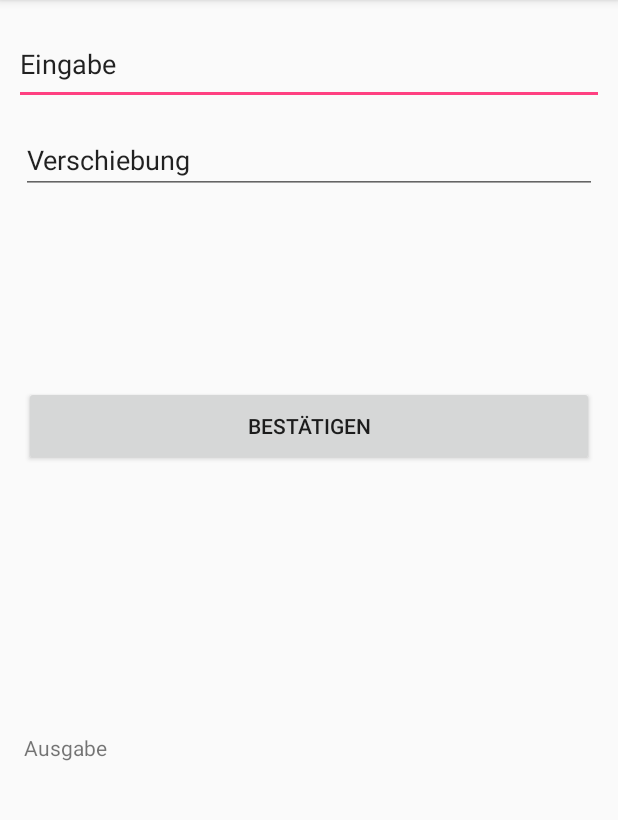
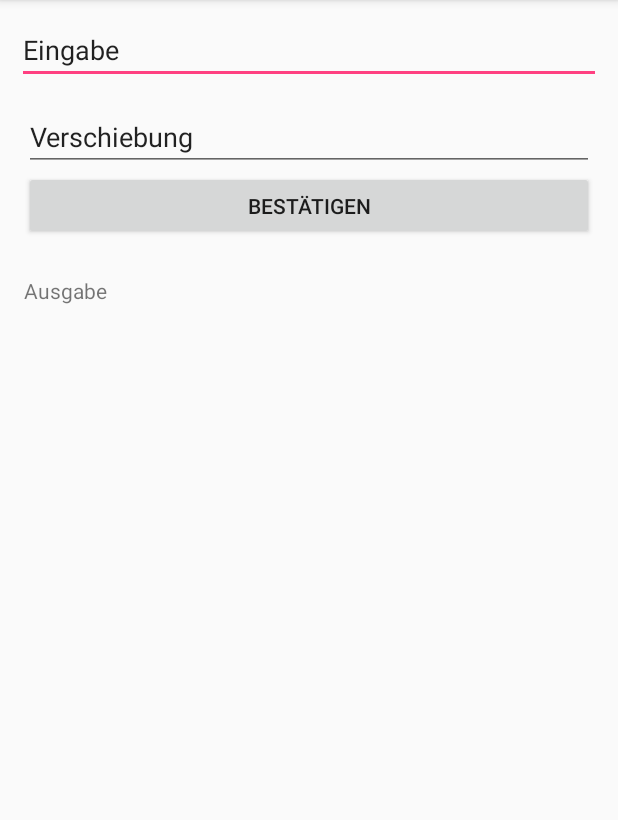
Before and after one commit to WhyDoJavaProgrammersNeedGlasses/AppForErg, an Android app: the CaesarNormal screen opened directly, with no data from a screen before it, on a phone screen of 412 x 824 dp, the part 84-904 px from its top. Run offline under Robolectric (Android 15) with nearby library versions, the phone set to English and light mode, and no system bars.

Commit message:
Added some fixes

```diff
--- a/app/build.gradle
+++ b/app/build.gradle
@@ -6,7 +6,7 @@ android {
         applicationId "com.lukas_muenzel.appforerg"
         minSdkVersion 16
         targetSdkVersion 26
-        versionCode 1
+        versionCode 5
         versionName "1.0"
         testInstrumentationRunner "android.support.test.runner.AndroidJUnitRunner"
     }
--- a/app/src/main/AndroidManifest.xml
+++ b/app/src/main/AndroidManifest.xml
@@ -1,7 +1,6 @@
 <?xml version="1.0" encoding="utf-8" ?>
 <manifest xmlns:android="http://schemas.android.com/apk/res/android"
-    package="com.lukas_muenzel.appforerg" android:versionCode="11"
-    android:versionName="1.1">
+    package="com.lukas_muenzel.appforerg">
 
     <application
         android:allowBackup="true"
--- a/app/src/main/java/com/lukas_muenzel/appforerg/CaesarAutomatic.java
+++ b/app/src/main/java/com/lukas_muenzel/appforerg/CaesarAutomatic.java
@@ -7,6 +7,7 @@ import android.view.View;
 import android.widget.Button;
 import android.widget.EditText;
 import android.widget.TextView;
+import android.content.pm.ActivityInfo;
 
 public class CaesarAutomatic extends AppCompatActivity {
     static Lenguage german = new Lenguage(new double[]{5.58,
@@ -16,6 +17,8 @@ public class CaesarAutomatic extends AppCompatActivity {
     protected void onCreate(Bundle savedInstanceState) {
         super.onCreate(savedInstanceState);
         setContentView(R.layout.activity_caesar_automatic);
+
+        setRequestedOrientation(ActivityInfo.SCREEN_ORIENTATION_PORTRAIT);
 
         final Button acceptButton = (Button) findViewById(R.id.acceptAuto);
 
--- a/app/src/main/java/com/lukas_muenzel/appforerg/CaesarNormal.java
+++ b/app/src/main/java/com/lukas_muenzel/appforerg/CaesarNormal.java
@@ -11,6 +11,7 @@ import android.view.View;
 import android.widget.Button;
 import android.widget.TextView;
 import android.widget.EditText;
+import android.content.pm.ActivityInfo;
 
 public class CaesarNormal extends AppCompatActivity {
 
@@ -21,6 +22,7 @@ public class CaesarNormal extends AppCompatActivity {
         super.onCreate(savedInstanceState);
         setContentView(R.layout.activity_caesar_normal);
 
+        setRequestedOrientation(ActivityInfo.SCREEN_ORIENTATION_PORTRAIT);
 
         final Button acceptButton = (Button) findViewById(R.id.acceptNormal);
 
--- a/app/src/main/java/com/lukas_muenzel/appforerg/MainActivity.java
+++ b/app/src/main/java/com/lukas_muenzel/appforerg/MainActivity.java
@@ -6,6 +6,7 @@ import android.view.View;
 import android.widget.Button;
 import android.net.Uri;
 import android.content.Intent;
+import android.content.pm.ActivityInfo;
 
 public class MainActivity extends AppCompatActivity {
 
@@ -17,6 +18,7 @@ public class MainActivity extends AppCompatActivity {
         super.onCreate(savedInstanceState);
         setContentView(R.layout.activity_main);
 
+        setRequestedOrientation(ActivityInfo.SCREEN_ORIENTATION_PORTRAIT);
 
         final Button CaesarNormalButton = (Button) this.findViewById(R.id.CaesarNormal);
         final Button CaesarNormalInfoButton = (Button) this.findViewById(R.id.CaesarNormalInfo);
--- a/app/src/main/res/layout/activity_caesar_normal.xml
+++ b/app/src/main/res/layout/activity_caesar_normal.xml
@@ -4,85 +4,80 @@
     xmlns:tools="http://schemas.android.com/tools"
     android:layout_width="match_parent"
     android:layout_height="match_parent"
-    tools:context="com.lukas_muenzel.appforerg.CaesarNormal">
+    tools:context="com.lukas_muenzel.appforerg.CaesarNormal"
+    tools:layout_editor_absoluteY="81dp">
 
     <EditText
         android:id="@+id/inputNormal"
         android:layout_width="0dp"
-        android:layout_height="0dp"
+        android:layout_height="40dp"
+        android:layout_marginBottom="16dp"
+        android:layout_marginEnd="11dp"
+        android:layout_marginStart="11dp"
+        android:layout_marginTop="16dp"
         android:ems="10"
         android:inputType="textPersonName"
         android:text="Eingabe"
-        android:layout_marginStart="9dp"
-        tools:layout_constraintTop_creator="1"
+        app:layout_constraintBottom_toTopOf="@+id/displacementNormal"
+        app:layout_constraintEnd_toEndOf="parent"
+        app:layout_constraintStart_toStartOf="parent"
+        app:layout_constraintTop_toTopOf="parent"
+        tools:layout_constraintBottom_creator="1"
+        tools:layout_constraintLeft_creator="1"
         tools:layout_constraintRight_creator="1"
-        tools:layout_constraintBottom_creator="1"
-        app:layout_constraintBottom_toTopOf="@+id/displacementNormal"
-        android:layout_marginEnd="9dp"
-        app:layout_constraintRight_toRightOf="parent"
-        android:layout_marginTop="16dp"
-        tools:layout_constraintLeft_creator="1"
-        android:layout_marginBottom="16dp"
-        app:layout_constraintLeft_toLeftOf="parent"
-        app:layout_constraintTop_toTopOf="parent"
-        android:layout_marginLeft="9dp"
-        android:layout_marginRight="9dp" />
+        tools:layout_constraintTop_creator="1" />
 
     <Button
         android:id="@+id/acceptNormal"
         android:layout_width="0dp"
-        android:layout_height="53dp"
+        android:layout_height="46dp"
+        android:layout_marginBottom="24dp"
+        android:layout_marginEnd="16dp"
         android:layout_marginStart="16dp"
         android:text="Bestätigen"
-        tools:layout_constraintTop_creator="1"
+        app:layout_constraintBottom_toTopOf="@+id/outputNormal"
+        app:layout_constraintEnd_toEndOf="parent"
+        app:layout_constraintStart_toStartOf="parent"
+        app:layout_constraintTop_toBottomOf="@+id/displacementNormal"
+        tools:layout_constraintBottom_creator="1"
+        tools:layout_constraintLeft_creator="1"
         tools:layout_constraintRight_creator="1"
-        tools:layout_constraintBottom_creator="1"
-        app:layout_constraintBottom_toTopOf="@+id/outputNormal"
-        android:layout_marginEnd="16dp"
-        app:layout_constraintRight_toRightOf="parent"
-        android:layout_marginTop="43dp"
-        tools:layout_constraintLeft_creator="1"
-        android:layout_marginBottom="50dp"
-        app:layout_constraintLeft_toLeftOf="parent"
-        app:layout_constraintTop_toTopOf="@+id/displacementNormal"
-        android:layout_marginLeft="16dp"
-        android:layout_marginRight="16dp" />
+        tools:layout_constraintTop_creator="1" />
 
     <TextView
         android:id="@+id/outputNormal"
-        android:layout_width="0dp"
-        android:layout_height="219dp"
+        android:layout_width="377dp"
+        android:layout_height="0dp"
+        android:layout_marginBottom="96dp"
+        android:layout_marginEnd="16dp"
+        android:layout_marginStart="16dp"
         android:text="Ausgabe"
         android:visibility="visible"
-        tools:layout_constraintRight_creator="1"
+        app:layout_constraintBottom_toBottomOf="parent"
+        app:layout_constraintEnd_toEndOf="parent"
+        app:layout_constraintHorizontal_bias="0.0"
+        app:layout_constraintStart_toStartOf="parent"
+        app:layout_constraintTop_toBottomOf="@+id/acceptNormal"
         tools:layout_constraintBottom_creator="1"
-        android:layout_marginStart="16dp"
-        app:layout_constraintBottom_toBottomOf="parent"
-        android:layout_marginEnd="16dp"
-        app:layout_constraintRight_toRightOf="parent"
         tools:layout_constraintLeft_creator="1"
-        android:layout_marginBottom="60dp"
-        app:layout_constraintLeft_toLeftOf="parent"
-        android:layout_marginLeft="16dp"
-        android:layout_marginRight="16dp" />
+        tools:layout_constraintRight_creator="1" />
 
     <EditText
         android:id="@+id/displacementNormal"
-        android:layout_width="0dp"
-        android:layout_height="43dp"
+        android:layout_width="380dp"
+        android:layout_height="42dp"
+        android:layout_marginEnd="26dp"
+        android:layout_marginStart="26dp"
         android:ems="10"
         android:inputType="number"
         android:text="Verschiebung"
-        tools:layout_constraintTop_creator="1"
+        app:layout_constraintBottom_toTopOf="@+id/acceptNormal"
+        app:layout_constraintEnd_toEndOf="parent"
+        app:layout_constraintHorizontal_bias="0.523"
+        app:layout_constraintStart_toStartOf="parent"
+        app:layout_constraintTop_toBottomOf="@+id/inputNormal"
+        tools:layout_constraintLeft_creator="1"
         tools:layout_constraintRight_creator="1"
-        android:layout_marginStart="14dp"
-        android:layout_marginEnd="14dp"
-        app:layout_constraintRight_toRightOf="parent"
-        android:layout_marginTop="86dp"
-        tools:layout_constraintLeft_creator="1"
-        app:layout_constraintLeft_toLeftOf="parent"
-        app:layout_constraintTop_toTopOf="parent"
-        android:layout_marginLeft="14dp"
-        android:layout_marginRight="14dp" />
+        tools:layout_constraintTop_creator="1" />
 
 </android.support.constraint.ConstraintLayout>
--- a/app/src/main/res/layout/content_caesar_automatic_info.xml
+++ b/app/src/main/res/layout/content_caesar_automatic_info.xml
@@ -12,7 +12,7 @@
         android:layout_width="wrap_content"
         android:layout_height="wrap_content"
         android:layout_margin="@dimen/text_margin"
-        android:text="@string/large_text2"
+        android:text="@string/text_caesar"
         android:textSize="24sp" />
 
 </android.support.v4.widget.NestedScrollView>
--- a/app/src/main/res/layout/content_caesar_normal_info.xml
+++ b/app/src/main/res/layout/content_caesar_normal_info.xml
@@ -12,6 +12,7 @@
         android:layout_width="wrap_content"
         android:layout_height="wrap_content"
         android:layout_margin="@dimen/text_margin"
-        android:text="@string/large_text" />
+        android:text="@string/large_text"
+        android:textSize="24sp" />
 
 </android.support.v4.widget.NestedScrollView>
--- a/app/src/main/res/values/strings.xml
+++ b/app/src/main/res/values/strings.xml
@@ -11,7 +11,7 @@
         Zeichen bildet den Schlüssel, der für die auch später unverändert bleibt.\n\n\Um zu entschlüsseln wird die Differenz des Schlüssels zu 26 (= Anzahl Buchstaben im Alphabet)
         genommen und mit dieser erneut Verschlüsselt.\n\n\n\n\n\n\n\n\n
     </string>
-    <string name="large_text2">Hierbei wird das Chiffrat mit allen 26 möglichen Schlüsseln untersucht
+    <string name="text_caesar">Hierbei wird das Chiffrat mit allen 26 möglichen Schlüsseln untersucht
         und die jeweilige Buchstabenhäufigkeit analysiert.\n\nDie Buchstabenhäufigkeit die der ausgewählten Sprache respektiv deren Buchstabenhäufigkeit am nächsten kommt, wird mit
         der insgesamten Differenz zur ausgewählten Sprache respektive deren Buchstabenhäufigkeit ausgegeben.</string>
     <string name="action_settings">Settings</string>
```
Also changed, not shown: app/src/main/res/layout/activity_caesar_automatic.xml (+9 -10 lines), app/src/main/res/layout/activity_caesar_normal_info.xml (+0 -9 lines).
